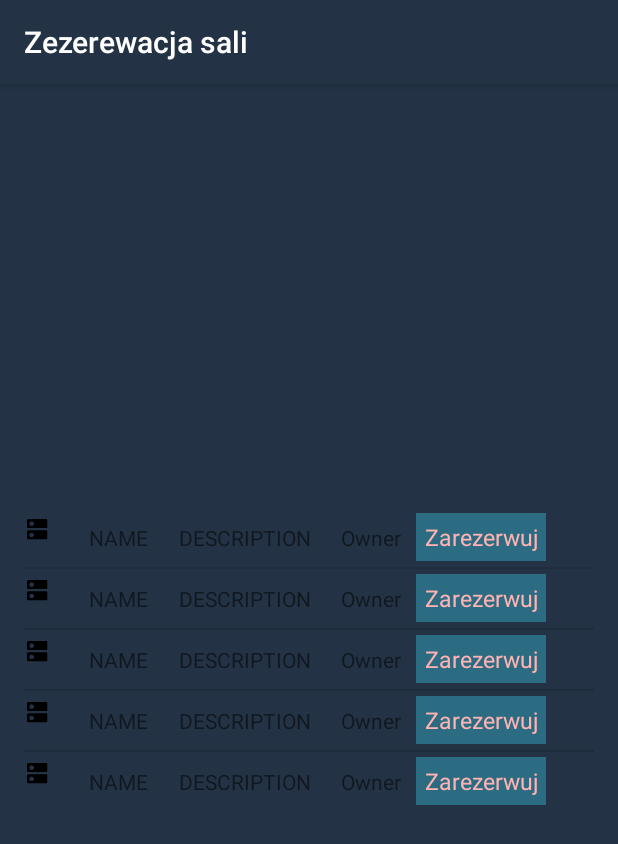
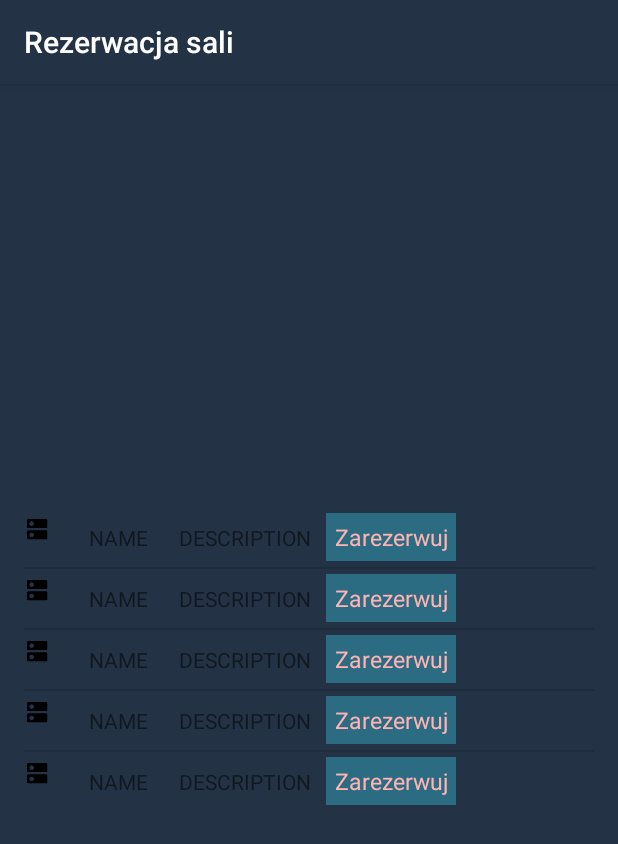
Before and after one commit to Openroads/androidMocarnyPK, an Android app: the BookRoom screen opened directly, with no data from a screen before it, on a phone screen of 412 x 824 dp. Shown: the top 844 px of the screen. Run offline under Robolectric (Android 15) with nearby library versions, the phone set to English and light mode, and no system bars.

Commit message:
ostatnie dzialajace

```diff
--- a/app/src/main/AndroidManifest.xml
+++ b/app/src/main/AndroidManifest.xml
@@ -35,7 +35,7 @@
             android:label="@string/rezerwacja_label"/>
 
         <activity android:name=".BookRoom"
-            android:label="Zezerewacja sali"/>
+            android:label="Rezerwacja sali"/>
     </application>
     <uses-permission android:name="android.permission.INTERNET"></uses-permission>
 </manifest>
--- a/app/src/main/java/daren/systemwewnetrznymocarnypk/RoomAdapter.java
+++ b/app/src/main/java/daren/systemwewnetrznymocarnypk/RoomAdapter.java
@@ -38,7 +38,6 @@ public class RoomAdapter extends ArrayAdapter<RowRoom> {
             holder = new RowBeanHolder();
             holder.txtTitle = (TextView)row.findViewById(R.id.txtTitle);
             holder.txtDescription = (TextView)row.findViewById(R.id.txtDescription);
-            holder.txtOwner = (TextView)row.findViewById(R.id.txtOwner);
 
             row.setTag(holder);
         }
@@ -50,7 +49,6 @@ public class RoomAdapter extends ArrayAdapter<RowRoom> {
         RowRoom object = data[position];
         holder.txtTitle.setText(object.name);
         holder.txtDescription.setText(object.description);
-        holder.txtOwner.setText(object.owner);
 
         return row;
     }
@@ -59,6 +57,5 @@ public class RoomAdapter extends ArrayAdapter<RowRoom> {
     {
         TextView txtTitle;
         TextView txtDescription;
-        TextView txtOwner;
     }
 }
--- a/app/src/main/res/layout/row_list.xml
+++ b/app/src/main/res/layout/row_list.xml
@@ -22,10 +22,6 @@
         android:layout_height="wrap_content"
         android:padding="10dp"/>
 
-    <TextView android:id="@+id/txtOwner"
-        android:layout_width="wrap_content"
-        android:layout_height="wrap_content"
-        android:padding="10dp" />
     <Button
         android:id="@+id/zarezerwuj_batton"
         android:background="#2B6C82"
```
